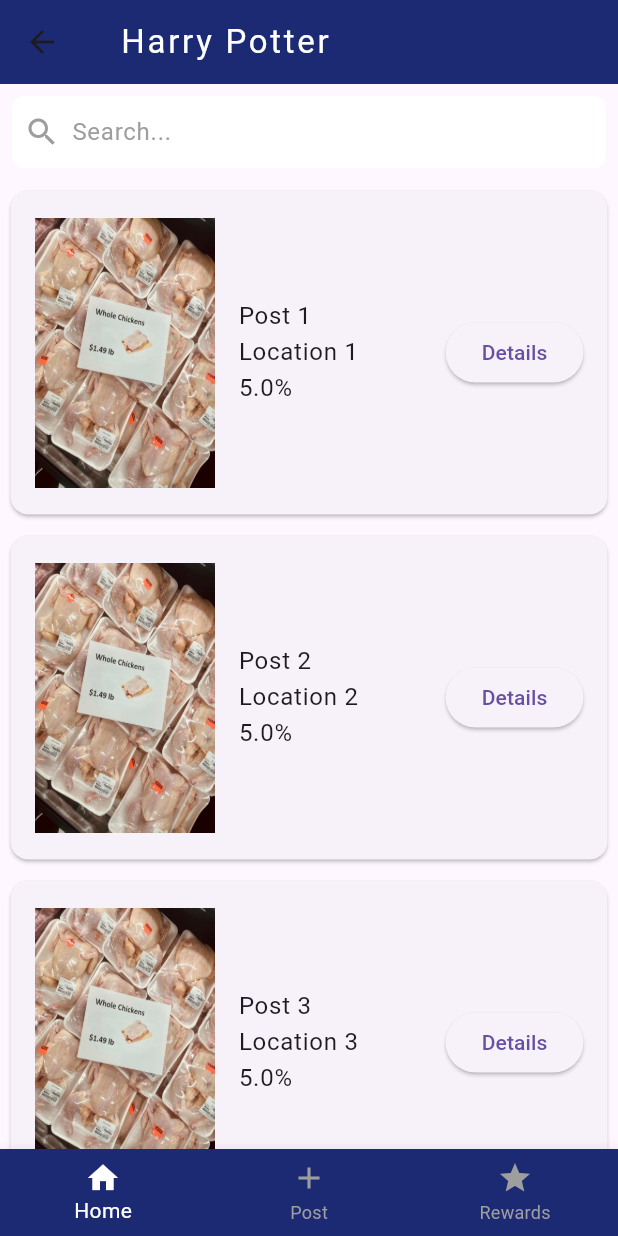
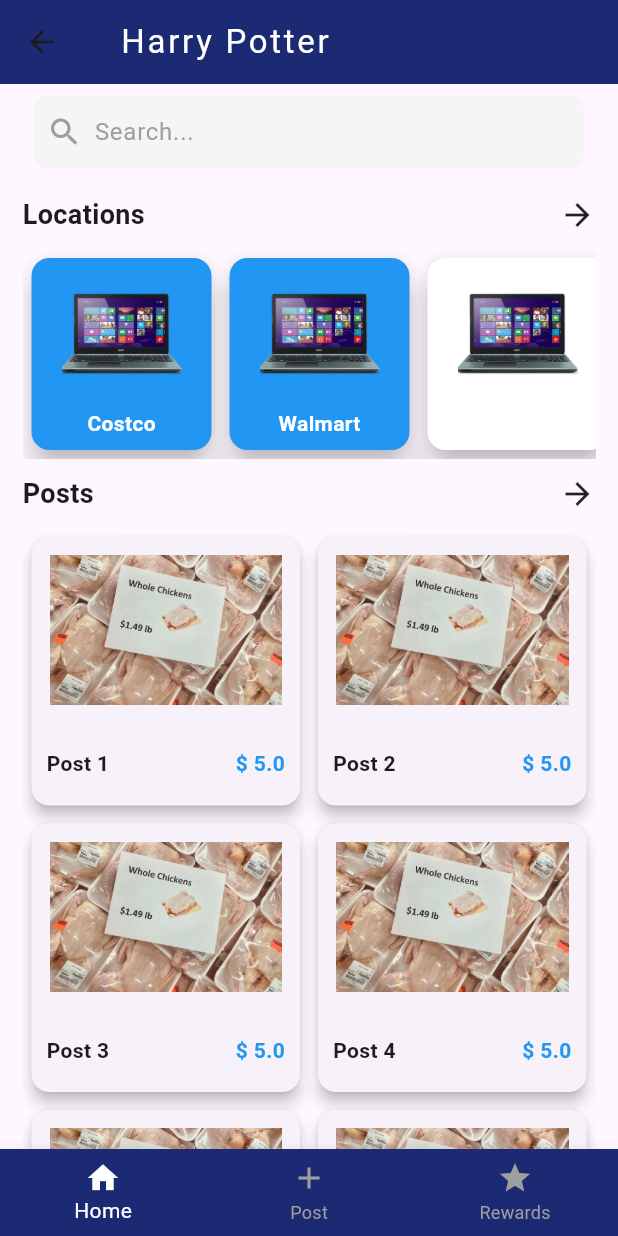
Before and after one commit to NiharikaBalaga/rewarding-sale-app-flutter-app, a Flutter app: the SignUpPage screen opened directly, after a tap on "Sign Up", on a phone screen of 412 x 824 dp. Run offline on Flutter 3.47's test engine with Material 3 defaults, Android fonts, the phone set to English and light mode, and no system bars; our stand-ins replace flare_flutter, get, intl_phone_field, pin_code_fields, pinput.

Commit message:
Home page: Version 2.0

```diff
--- a/lib/constant.dart
+++ b/lib/constant.dart
@@ -11,3 +11,6 @@ const kPrimaryGradientColor = LinearGradient(
 );
 const kSecondaryColor = Color(0xFF979797);
 const kTextColor = Color(0xFF757575);
+const borderRadius = BorderRadius.all(
+  Radius.circular(10.0),
+);
--- /dev/null
+++ b/lib/models/Location.dart
@@ -0,0 +1,13 @@
+import 'package:flutter/material.dart';
+
+class Location {
+  final String name;
+  final Color color;
+  final String imagePath;
+
+  Location({
+    required this.name,
+    required this.color,
+    required this.imagePath,
+  });
+}
--- /dev/null
+++ b/lib/models/Post.dart
@@ -0,0 +1,15 @@
+import 'package:flutter/material.dart';
+
+class Post {
+  final String name;
+  final String location;
+  final double sale;
+  final String imagePath;
+
+  Post({
+    required this.name,
+    required this.location,
+    required this.sale,
+    required this.imagePath,
+  });
+}
--- /dev/null
+++ b/lib/screen/home/components/_body.dart
@@ -0,0 +1,30 @@
+import 'package:flutter/material.dart';
+import 'package:rewarding_sale_app_flutter_app/models/Location.dart';
+import 'package:rewarding_sale_app_flutter_app/models/Post.dart';
+import 'package:rewarding_sale_app_flutter_app/screen/home/components/_locations_header.dart';
+import 'package:rewarding_sale_app_flutter_app/screen/home/components/_locations_list.dart';
+import 'package:rewarding_sale_app_flutter_app/screen/home/components/_posts_list.dart';
+import 'package:rewarding_sale_app_flutter_app/screen/home/components/_search_filter.dart';
+import '../../../constant.dart';
+import '../home.dart';
+
+Column bodyHomePage(
+    List<Post> posts, List<Location> locations, BuildContext context) {
+  return Column(
+    crossAxisAlignment: CrossAxisAlignment.center,
+    children: [
+      buildSearchProducts(),
+      const SizedBox(height: kSpace),
+      sectionHeader("Locations"),
+      const SizedBox(height: kSpace),
+      SizedBox(
+        height: 140,
+        child: locationsList(locations),
+      ),
+      const SizedBox(height: kSpace),
+      sectionHeader('Posts'),
+      const SizedBox(height: kSpace),
+      Expanded(child: postList(context, posts))
+    ],
+  );
+}
--- /dev/null
+++ b/lib/screen/home/components/_build_location_card.dart
@@ -0,0 +1,56 @@
+import 'package:flutter/material.dart';
+import 'package:rewarding_sale_app_flutter_app/models/Location.dart';
+
+buildLocationCard(Location location) {
+  return Padding(
+      padding: const EdgeInsets.all(2),
+      child: GestureDetector(
+        // Todo: complete onTap
+        /*onTap: () {
+          Get.to(ProductDetail(product: product));
+        },*/
+        child: _productCard(location),
+      ));
+}
+
+Card _productCard(Location location) {
+  return Card(
+    elevation: 8,
+    color: location.color,
+    child: GridTile(
+      child: Column(
+        children: [
+          _imageIcon(location),
+          Padding(
+            padding: const EdgeInsets.symmetric(horizontal: 8),
+            child: _title(location),
+          ),
+        ],
+      ),
+    ),
+  );
+}
+
+Text _title(Location product) {
+  return Text(
+    product.name,
+    style: const TextStyle(
+      fontWeight: FontWeight.bold,
+      color: Colors.white,
+    ),
+  );
+}
+
+Container _imageIcon(Location location) {
+  return Container(
+    height: 100,
+    width: 120,
+    padding: const EdgeInsets.all(20),
+    child: Image.asset(
+      location.imagePath,
+      fit: BoxFit.cover,
+      height: 80,
+      width: 80,
+    ),
+  );
+}
--- /dev/null
+++ b/lib/screen/home/components/_build_post_card.dart
@@ -0,0 +1,76 @@
+import 'package:flutter/material.dart';
+import 'package:rewarding_sale_app_flutter_app/models/Post.dart';
+
+buildPostCard(Post post) {
+  return Padding(
+    padding: const EdgeInsets.all(2),
+    child: Card(
+      elevation: 4,
+      child: Container(
+        height: 140,
+        decoration: BoxDecoration(
+          borderRadius: BorderRadius.circular(15),
+        ),
+        child: GridTile(
+          header: Padding(
+            padding: const EdgeInsets.all(12),
+            child: imageIcon(post),
+          ),
+          footer: _buildPriceRating(post),
+          child: Container(),
+        ),
+      ),
+    ),
+  );
+}
+
+Padding _buildPriceRating(Post post) {
+  return Padding(
+    padding: const EdgeInsets.all(10),
+    child: Column(
+      crossAxisAlignment: CrossAxisAlignment.start,
+      children: [
+        _titlePrice(post),
+        const SizedBox(height: 8),
+        // showStarRating(3.0, product.color)
+      ],
+    ),
+  );
+}
+
+Text description(Post post) {
+  return Text(
+    post.name,
+    maxLines: 2,
+  );
+}
+
+Row _titlePrice(Post post) {
+  return Row(
+    children: [
+      Text(
+        post.name,
+        style: const TextStyle(
+          fontWeight: FontWeight.bold,
+        ),
+      ),
+      const Spacer(),
+      Text(
+        '\$ ${post.sale}',
+        style: const TextStyle(
+          fontWeight: FontWeight.bold,
+          color: Colors.blue,
+        ),
+      )
+    ],
+  );
+}
+
+Image imageIcon(Post post) {
+  return Image.asset(
+    post.imagePath,
+    fit: BoxFit.cover,
+    height: 100,
+    width: 100,
+  );
+}
--- /dev/null
+++ b/lib/screen/home/components/_locations_header.dart
@@ -0,0 +1,14 @@
+import 'package:flutter/material.dart';
+
+Row sectionHeader(title) {
+  return Row(
+    children: [
+      Text(
+        title,
+        style: const TextStyle(fontSize: 18, fontWeight: FontWeight.bold),
+      ),
+      const Spacer(),
+      const Icon(Icons.arrow_forward)
+    ],
+  );
+}
--- /dev/null
+++ b/lib/screen/home/components/_locations_list.dart
@@ -0,0 +1,16 @@
+import 'package:flutter/material.dart';
+import 'package:rewarding_sale_app_flutter_app/screen/home/components/_build_location_card.dart';
+
+ListView locationsList(locations) {
+  return ListView.builder(
+      padding: const EdgeInsets.only(left: 0),
+      itemCount: locations.length,
+      scrollDirection: Axis.horizontal,
+      itemBuilder: (BuildContext context, int index) {
+        return GestureDetector(
+          // Todo: complete onTap
+          //onTap: () => {Get.to(ProductDetail)},
+          child: buildLocationCard(locations[index]),
+        );
+      });
+}
--- /dev/null
+++ b/lib/screen/home/components/_posts_list.dart
@@ -0,0 +1,15 @@
+import 'package:flutter/material.dart';
+import 'package:rewarding_sale_app_flutter_app/screen/home/components/_build_post_card.dart';
+
+GridView postList(context, product) {
+  return GridView.count(
+    crossAxisCount: 2,
+    children: List.generate(product.length, (index) {
+      return GestureDetector(
+        // Todo: complete onTap
+        //onTap: () => Get.to(ProductDetail(product: product[index])),
+        child: buildPostCard(product[index]),
+      );
+    }),
+  );
+}
--- /dev/null
+++ b/lib/screen/home/components/_search_filter.dart
@@ -0,0 +1,59 @@
+import 'package:flutter/material.dart';
+import 'package:flutter/cupertino.dart';
+
+Row buildSearchProducts() {
+  return Row(
+    mainAxisAlignment: MainAxisAlignment.spaceBetween,
+    children: [
+      // Search Bar
+      Expanded(
+        child: Padding(
+          padding: const EdgeInsets.all(8.0),
+          child: Container(
+            decoration: BoxDecoration(
+              color: const Color.fromARGB(255, 245, 245, 245),
+              borderRadius: BorderRadius.circular(8.0),
+            ),
+            child: Row(
+              children: [
+                const Padding(
+                  padding: EdgeInsets.all(8.0),
+                  child: Icon(Icons.search, color: Colors.grey),
+                ),
+                Expanded(child: _showTextField()),
+              ],
+            ),
+          ),
+        ),
+      ),
+      /*const SizedBox(width: 20),
+      Container(
+        color: Colors.grey.shade300,
+        height: 45,
+        width: 45,
+        child: _buildFilterBtn(),
+      ),*/
+    ],
+  );
+}
+
+_showTextField() {
+  return const TextField(
+    decoration: InputDecoration(
+        hintText: 'Search...',
+        border: InputBorder.none,
+        hintStyle: TextStyle(color: Colors.grey)),
+  );
+}
+
+/*IconButton _buildFilterBtn() {
+  return IconButton(
+    alignment: Alignment.center,
+    icon: const Icon(CupertinoIcons.sort_down, size: 20),
+    onPressed: () => print("Filter clicked"),
+    tooltip: "Filter",
+    iconSize: 35,
+    padding: const EdgeInsets.all(10),
+    color: Colors.teal,
+  );
+}*/
--- a/lib/screen/home/home.dart
+++ b/lib/screen/home/home.dart
@@ -1,8 +1,27 @@
 import 'package:flutter/material.dart';
+import 'package:rewarding_sale_app_flutter_app/models/Location.dart';
+import 'package:rewarding_sale_app_flutter_app/models/Post.dart';
+import 'package:rewarding_sale_app_flutter_app/screen/home/components/_body.dart';
 import '../../constant.dart';
 
 class HomePage extends StatelessWidget {
   HomePage({super.key});
+
+// Temporal Locations list
+  final List<Location> locations = [
+    Location(
+        name: "Costco",
+        color: Colors.blue,
+        imagePath: "assets/images/asus.png"),
+    Location(
+        name: "Walmart",
+        color: Colors.blue,
+        imagePath: "assets/images/asus.png"),
+    Location(
+        name: "Winners",
+        color: Colors.white,
+        imagePath: "assets/images/asus.png"),
+  ];
 
   // Temporal posts list
   final List<Post> posts = [
@@ -62,44 +81,11 @@ class HomePage extends StatelessWidget {
         centerTitle: false,
         titleSpacing: 24.0,
       ),
-      body: Column(
-        children: [
-          // Search Bar
-          Padding(
-            padding: const EdgeInsets.all(8.0),
-            child: Container(
-              decoration: BoxDecoration(
-                color: Colors.white,
-                borderRadius: BorderRadius.circular(8.0),
-              ),
-              child: const Row(
-                children: [
-                  Padding(
-                    padding: const EdgeInsets.all(8.0),
-                    child: Icon(Icons.search, color: Colors.grey),
-                  ),
-                  Expanded(
-                    child: TextField(
-                      decoration: InputDecoration(
-                          hintText: 'Search...',
-                          border: InputBorder.none,
-                          hintStyle: TextStyle(color: Colors.grey)),
-                    ),
-                  ),
-                ],
-              ),
-            ),
-          ),
-          // ListView
-          Expanded(
-            child: ListView.builder(
-              itemCount: posts.length,
-              itemBuilder: (context, index) {
-                return CardView(post: posts[index]);
-              },
-            ),
-          ),
-        ],
+      body: SafeArea(
+        child: Padding(
+          padding: const EdgeInsets.symmetric(horizontal: 15),
+          child: bodyHomePage(posts, locations, context),
+        ),
       ),
       bottomNavigationBar: BottomNavigationBar(
         backgroundColor: kPrimaryColor, // Set the background color
@@ -127,69 +113,3 @@ class HomePage extends StatelessWidget {
     );
   }
 }
-
-class Post {
-  final String name;
-  final String location;
-  final double sale;
-  final String imagePath;
-
-  Post({
-    required this.name,
-    required this.location,
-    required this.sale,
-    required this.imagePath,
-  });
-}
-
-class CardView extends StatelessWidget {
-  final Post post;
-
-  const CardView({Key? key, required this.post}) : super(key: key);
-
-  @override
-  Widget build(BuildContext context) {
-    return Card(
-      margin: const EdgeInsets.all(7.0),
-      child: ListTile(
-        // Padding order: Left, Top, Right, Bottom
-        contentPadding: const EdgeInsets.fromLTRB(16.0, 10.0, 16.0, 10.0),
-        // Row to locate image on the left and the product details and button on the right
-        title: Row(
-          children: [
-            // Widget to show image
-            Container(
-              margin: const EdgeInsets.only(right: 16.0),
-              child: Image.asset(
-                post.imagePath,
-                width:
-                    120.0, // Ajusta el tamaño de la imagen según tus preferencias
-                height: 180.0,
-                fit: BoxFit.fill,
-              ),
-            ),
-            // Widget para mostrar los textos y el botón a la derecha
-            Expanded(
-              child: Column(
-                crossAxisAlignment: CrossAxisAlignment.start,
-                children: [
-                  Text(post.name),
-                  Text(post.location),
-                  Text('${post.sale}%'),
-                ],
-              ),
-            ),
-          ],
-        ),
-        // Details button
-        trailing: ElevatedButton(
-          onPressed: () {
-            // Aquí puedes navegar a la pantalla de detalles del producto
-            // Utiliza Navigator.push para ello
-          },
-          child: const Text('Details'),
-        ),
-      ),
-    );
-  }
-}
```
Also changed, not shown: assets/images/asus.png (added), 1 other file.
